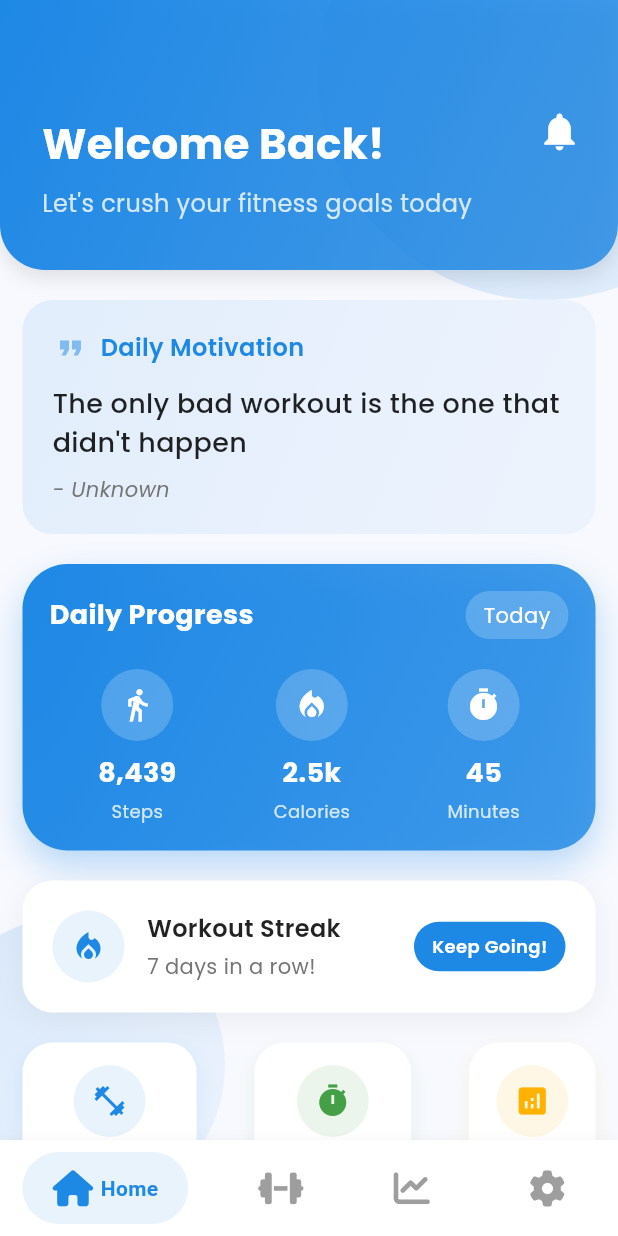
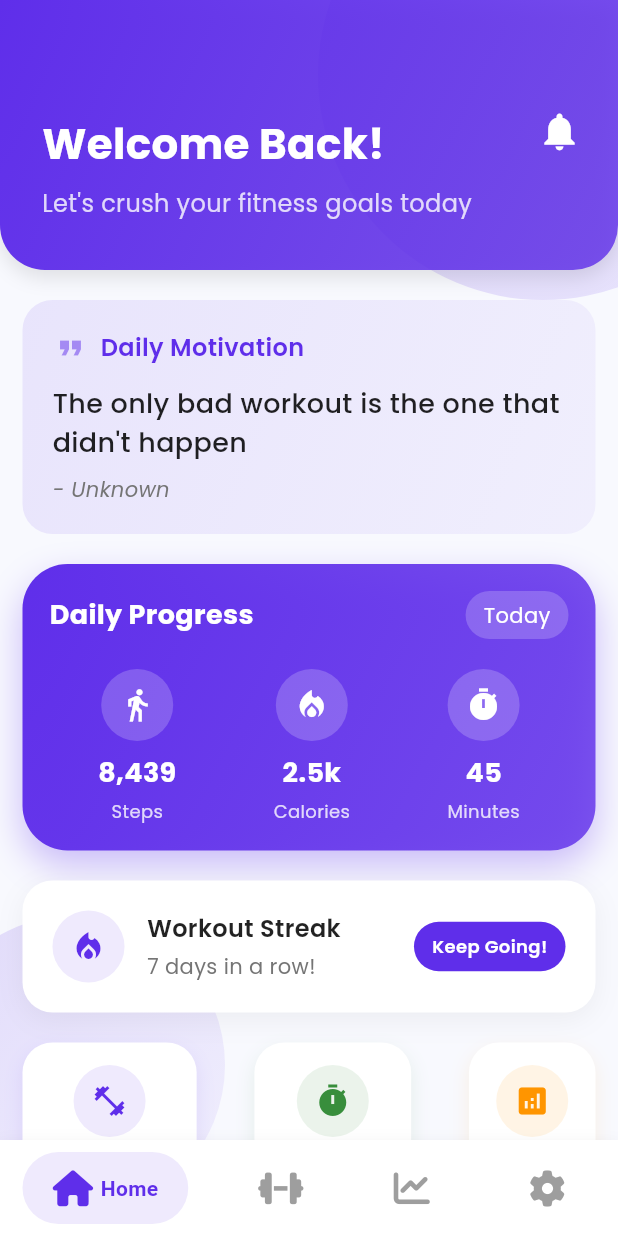
Before and after one commit to rishithamenush/fitnova, a Flutter app: the screen it shows after launch, on a phone screen of 412 x 824 dp. Run offline on Flutter 3.47's test engine with Material 3 defaults, Android fonts, the light colour scheme and no system bars; drawn by our look-alikes of google_nav_bar; our stand-ins replace fl_chart, flutter_animate, flutter_staggered_animations, flutter_svg, font_awesome_flutter, glassmorphism and 4 more; accounts and stored records are empty.

Commit message:
Update UI theme

```diff
--- a/lib/config/app_config.dart
+++ b/lib/config/app_config.dart
@@ -11,19 +11,19 @@ class AppConfig {
 
   // Theme configuration
   // Modern fitness color palette
-  static const primaryColor = 0xFF1E88E5; // Modern Blue
-  static const secondaryColor = 0xFF42A5F5; // Light Blue
-  static const accentColor = 0xFF64B5F6; // Sky Blue
-  static const backgroundColor = 0xFFF5F7FA; // Light Gray Background
+  static const primaryColor = 0xFF5F2EEA;
+  static const secondaryColor = 0xFF3D5AFE; // Light Blue
+  static const accentColor = 0xFF00F6A0; // Sky Blue
+  static const backgroundColor = 0xFFF8F9FF; // Light Gray Background
   static const surfaceColor = 0xFFFFFFFF; // White
-  static const textColor = 0xFF1A1A1A; // Near Black
-  static const errorColor = 0xFFE53935; // Error Red
-  static const successColor = 0xFF43A047; // Success Green
-  static const warningColor = 0xFFFFB300; // Warning Yellow
+  static const textColor = 0xFF2E2E3A; // Near Black
+  static const errorColor = 0xFFFF3B30; // Error Red
+  static const successColor = 0xFF388E3C; // Success Green
+  static const warningColor = 0xFFFF9500; // Warning Yellow
 
   // Gradient colors
-  static const gradientStart = 0xFF1E88E5; // Modern Blue
-  static const gradientEnd = 0xFF42A5F5; // Light Blue
+  static const gradientStart = 0xFF5F2EEA; // Modern Blue
+  static const gradientEnd = 0xFF3D5AFE; // Light Blue
 
   // Font families
   static const String primaryFont = 'Poppins';
```
